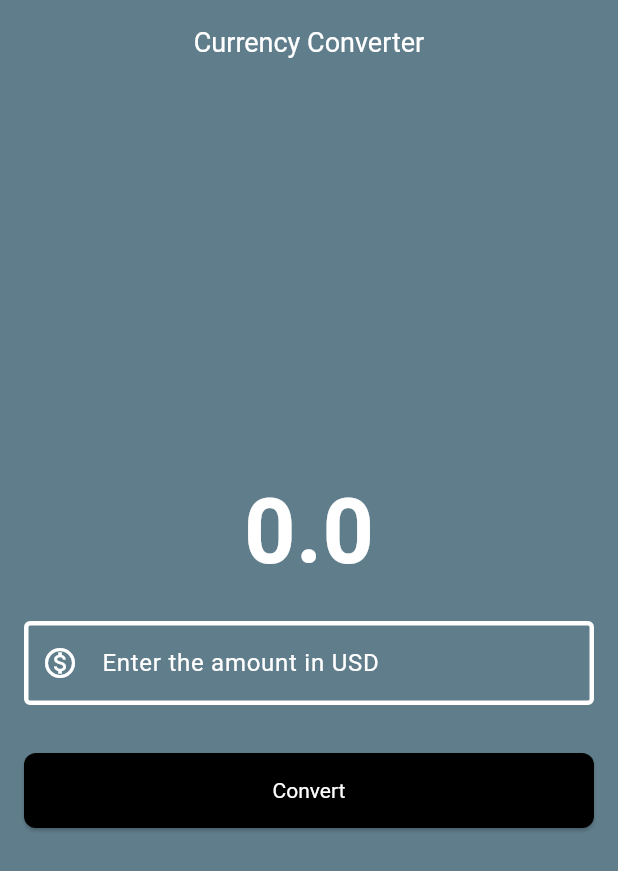
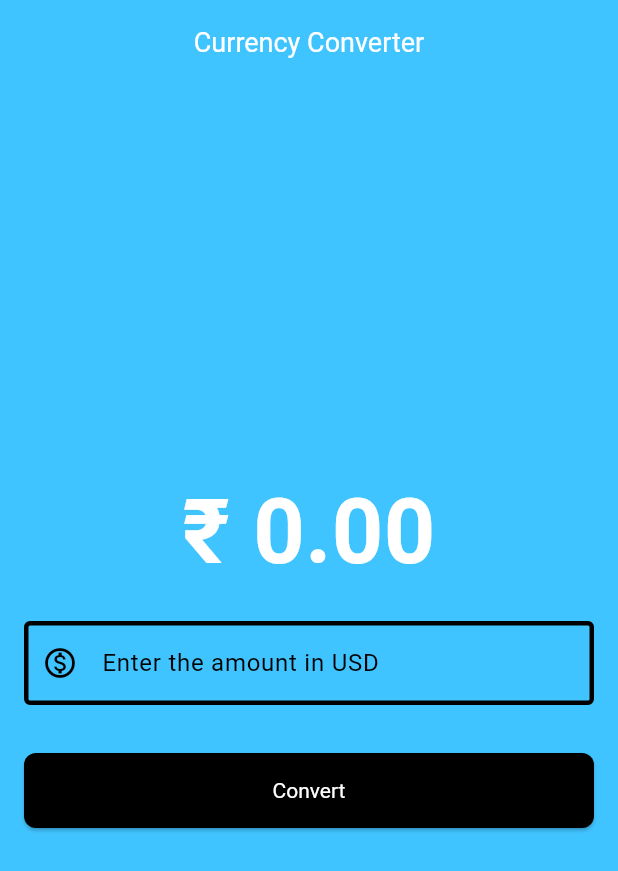
Before and after one commit to dev-satyamthakur/Flutter-Currency-Converter, a Flutter app: the screen it shows after launch, on a phone screen of 412 x 824 dp. Shown: the top 871 px of the screen. Run offline on Flutter 3.47's test engine with Material 3 defaults, Android fonts, the phone set to English and light mode, and no system bars.

Commit message:
Modifying UI elements

```diff
--- a/lib/cc_main_page.dart
+++ b/lib/cc_main_page.dart
@@ -17,13 +17,13 @@ class _AppStartE extends State<AppStartE> {
   @override
   Widget build(BuildContext context) {
     const borderStyle = OutlineInputBorder(
-      borderSide: BorderSide(width: 3, color: Colors.white),
+      borderSide: BorderSide(width: 3, color: Colors.black),
     );
 
     return Scaffold(
-      backgroundColor: Colors.blueGrey,
+      backgroundColor: Colors.lightBlueAccent,
       appBar: AppBar(
-        backgroundColor: Colors.blueGrey,
+        backgroundColor: Colors.lightBlueAccent,
         title: const Text("Currency Converter"),
         titleTextStyle: const TextStyle(
           color: Colors.white,
@@ -36,7 +36,7 @@ class _AppStartE extends State<AppStartE> {
           mainAxisAlignment: MainAxisAlignment.center,
           children: [
             Text(
-                '$result',
+              '₹ ${result.toStringAsFixed(2)}',
               style: const TextStyle(
                   fontSize: 60,
                   fontWeight: FontWeight.bold,
@@ -48,16 +48,16 @@ class _AppStartE extends State<AppStartE> {
                 controller: textEditingController,
                 decoration: const InputDecoration(
                   hintText: "Enter the amount in USD",
-                  hintStyle: TextStyle(color: Colors.white),
+                  hintStyle: TextStyle(color: Colors.black),
                   prefixIcon: Icon(
                     Icons.monetization_on_outlined,
-                    color: Colors.white,
+                    color: Colors.black,
                   ),
                   enabledBorder: borderStyle,
                   focusedBorder: borderStyle,
                 ),
                 style: const TextStyle(
-                  color: Colors.white,
+                  color: Colors.black,
                 ),
                 keyboardType:
                     const TextInputType.numberWithOptions(decimal: true),
```
